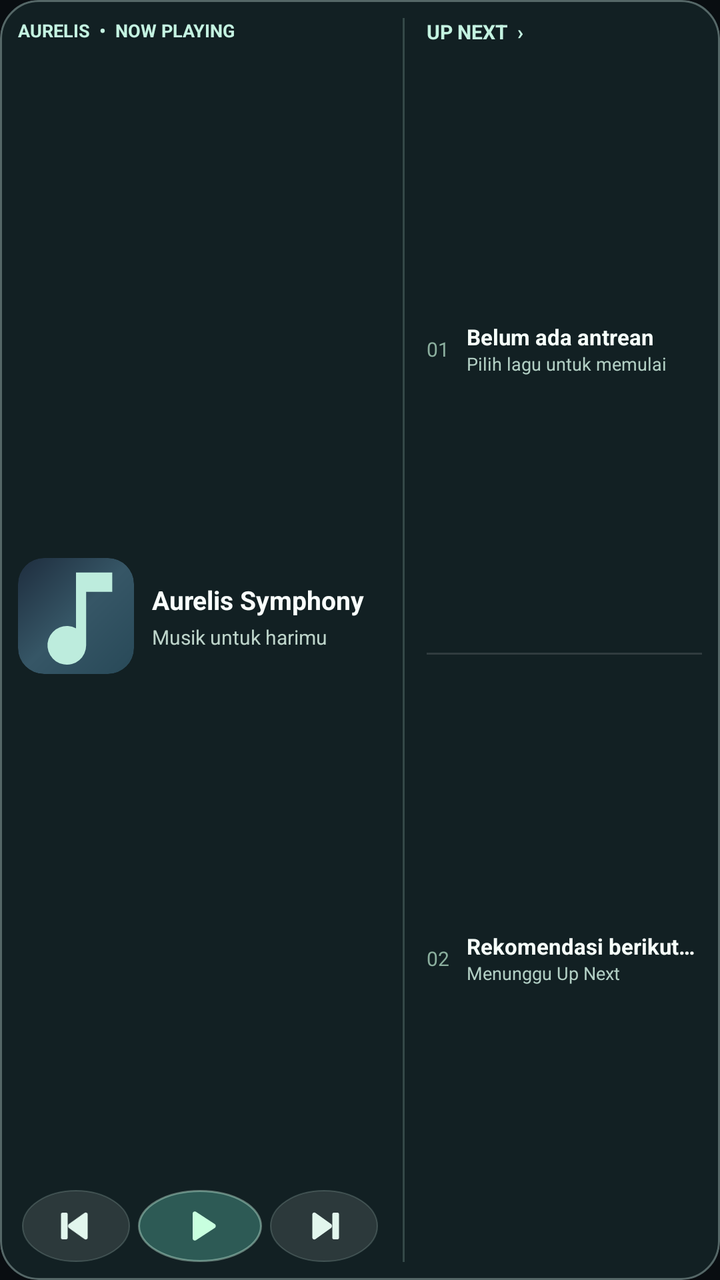
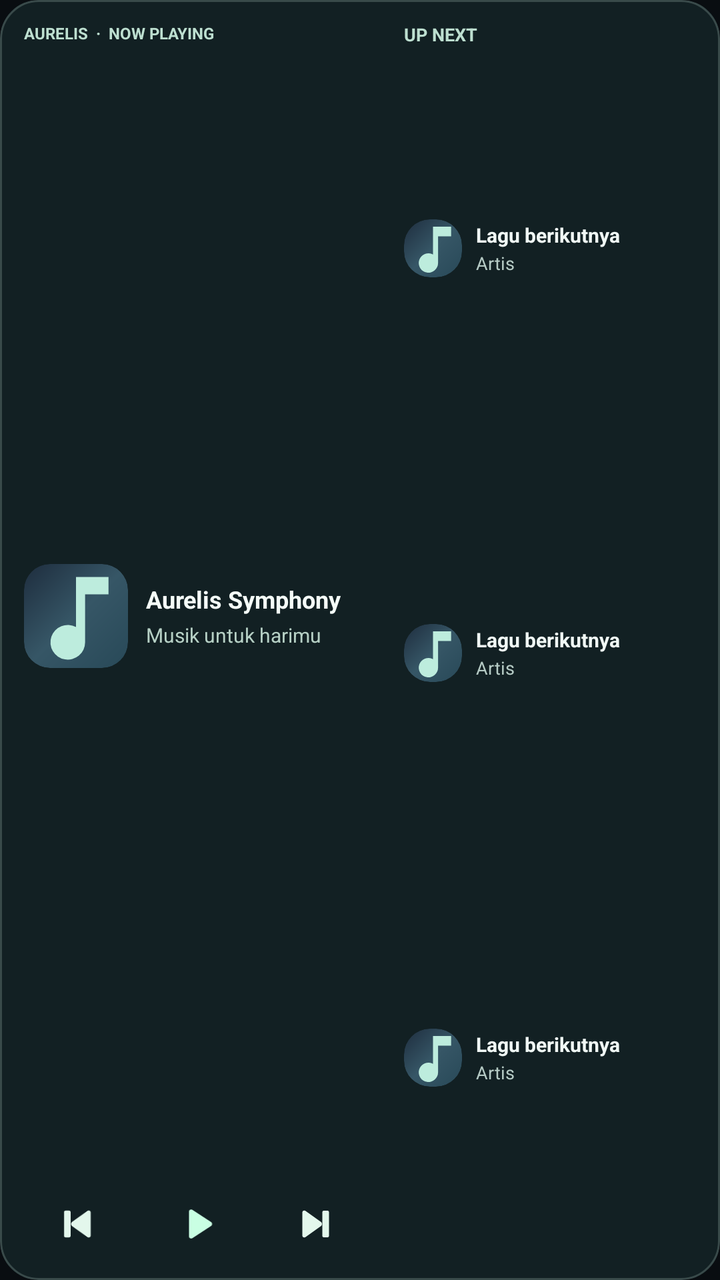

Two renders of the same Android screen: before a commit and after it. Below are the layout's source before the change and the commit's diff.
<!-- AndroidManifest.xml: application theme Theme.Aurelis -->
<!-- res/layout/widget_aurelis.xml -->
<?xml version="1.0" encoding="utf-8"?>
<FrameLayout xmlns:android="http://schemas.android.com/apk/res/android"
    android:id="@+id/widget_root" android:layout_width="match_parent"
    android:layout_height="match_parent" android:background="@drawable/widget_shell"
    android:foreground="@drawable/widget_border" android:clipToOutline="true">
    <ImageView android:id="@+id/widget_background"
        android:layout_width="match_parent" android:layout_height="match_parent"
        android:scaleType="fitXY" android:contentDescription="@null"/>
    <LinearLayout android:layout_width="match_parent" android:layout_height="match_parent"
        android:orientation="horizontal" android:padding="9dp">
        <LinearLayout android:layout_width="0dp" android:layout_weight="1.14"
            android:layout_height="match_parent" android:orientation="vertical"
            android:paddingRight="10dp">
            <TextView android:layout_width="match_parent" android:layout_height="wrap_content"
                android:text="AURELIS  •  NOW PLAYING" android:textColor="#C4F3E1"
                android:textStyle="bold" android:textSize="9sp" android:singleLine="true"/>
            <LinearLayout android:layout_width="match_parent" android:layout_height="0dp"
                android:layout_weight="1" android:orientation="horizontal"
                android:gravity="center_vertical">
                <ImageView android:id="@+id/widget_art" android:layout_width="58dp"
                    android:layout_height="58dp" android:src="@drawable/widget_music_note"
                    android:background="@drawable/widget_album_frame"
                    android:clipToOutline="true" android:scaleType="centerCrop"
                    android:contentDescription="Cover lagu"/>
                <LinearLayout android:layout_width="0dp" android:layout_weight="1"
                    android:layout_height="wrap_content" android:layout_marginLeft="9dp"
                    android:orientation="vertical">
                    <TextView android:id="@+id/widget_title"
                        android:layout_width="match_parent" android:layout_height="wrap_content"
                        android:maxLines="2" android:ellipsize="end"
                        android:text="Aurelis Symphony" android:textColor="#FAFFFD"
                        android:textStyle="bold" android:textSize="13sp"/>
                    <TextView android:id="@+id/widget_artist"
                        android:layout_width="match_parent" android:layout_height="wrap_content"
                        android:layout_marginTop="3dp" android:maxLines="1"
                        android:ellipsize="end" android:text="Musik untuk harimu"
                        android:textColor="#BDD4CA" android:textSize="10sp"/>
                </LinearLayout>
            </LinearLayout>
            <LinearLayout android:layout_width="match_parent" android:layout_height="36dp"
                android:orientation="horizontal" android:gravity="center">
                <ImageView android:id="@+id/widget_prev" android:layout_width="0dp" android:layout_weight="1"
                    android:layout_height="36dp" android:padding="8dp"
                    android:src="@drawable/widget_previous" android:tint="#E2F6ED"
                    android:contentDescription="Lagu sebelumnya" android:background="@drawable/widget_control_secondary"
                android:layout_marginLeft="2dp" android:layout_marginRight="2dp"
                />
                <ImageView android:id="@+id/widget_toggle" android:layout_width="0dp" android:layout_weight="1.15"
                    android:layout_height="36dp" android:padding="7dp"
                    android:src="@drawable/widget_play" android:tint="#C8FFDF"
                    android:contentDescription="Play atau pause" android:background="@drawable/widget_control_primary"
                android:layout_marginLeft="2dp" android:layout_marginRight="2dp"
                />
                <ImageView android:id="@+id/widget_next" android:layout_width="0dp" android:layout_weight="1"
                    android:layout_height="36dp" android:padding="8dp"
                    android:src="@drawable/widget_next" android:tint="#E2F6ED"
                    android:contentDescription="Lagu berikutnya" android:background="@drawable/widget_control_secondary"
                android:layout_marginLeft="2dp" android:layout_marginRight="2dp"
                />
            </LinearLayout>
        </LinearLayout>
        <FrameLayout android:layout_width="1dp" android:layout_height="match_parent"
            android:background="#3EA0C8B8"/>
        <LinearLayout android:layout_width="0dp" android:layout_weight=".88"
            android:layout_height="match_parent" android:orientation="vertical"
            android:paddingLeft="11dp">
            <TextView android:layout_width="match_parent" android:layout_height="wrap_content"
                android:text="UP NEXT  ›" android:textColor="#C4F3E1"
                android:textSize="10sp" android:textStyle="bold"/>
            <LinearLayout android:layout_width="match_parent" android:layout_height="0dp"
                android:layout_weight="1" android:gravity="center_vertical"
                android:orientation="horizontal">
                <TextView android:layout_width="20dp" android:layout_height="wrap_content"
                    android:text="01" android:textSize="10sp" android:textColor="#8BAF9E"/>
                <LinearLayout android:layout_width="0dp" android:layout_weight="1"
                    android:layout_height="wrap_content" android:orientation="vertical">
                    <TextView android:id="@+id/widget_next_one"
                        android:layout_width="match_parent" android:layout_height="wrap_content"
                        android:text="Belum ada antrean" android:textColor="#F6FFFA"
                        android:singleLine="true" android:ellipsize="end"
                        android:textSize="11sp" android:textStyle="bold"/>
                    <TextView android:id="@+id/widget_next_one_artist"
                        android:layout_width="match_parent" android:layout_height="wrap_content"
                        android:text="Pilih lagu untuk memulai" android:textColor="#B2CFC4"
                        android:singleLine="true" android:ellipsize="end"
                        android:textSize="9sp"/>
                </LinearLayout>
            </LinearLayout>
            <FrameLayout android:layout_width="match_parent" android:layout_height="1dp"
                android:background="#20FFFFFF"/>
            <LinearLayout android:layout_width="match_parent" android:layout_height="0dp"
                android:layout_weight="1" android:gravity="center_vertical"
                android:orientation="horizontal">
                <TextView android:layout_width="20dp" android:layout_height="wrap_content"
                    android:text="02" android:textSize="10sp" android:textColor="#8BAF9E"/>
                <LinearLayout android:layout_width="0dp" android:layout_weight="1"
                    android:layout_height="wrap_content" android:orientation="vertical">
                    <TextView android:id="@+id/widget_next_two"
                        android:layout_width="match_parent" android:layout_height="wrap_content"
                        android:text="Rekomendasi berikutnya" android:textColor="#F6FFFA"
                        android:singleLine="true" android:ellipsize="end"
                        android:textSize="11sp" android:textStyle="bold"/>
                    <TextView android:id="@+id/widget_next_two_artist"
                        android:layout_width="match_parent" android:layout_height="wrap_content"
                        android:text="Menunggu Up Next" android:textColor="#B2CFC4"
                        android:singleLine="true" android:ellipsize="end"
                        android:textSize="9sp"/>
                </LinearLayout>
            </LinearLayout>
        </LinearLayout>
    </LinearLayout>
</FrameLayout>
<!-- resources referenced by this layout -->
<resources>
  <!-- drawable widget_album_frame (drawable) -->
  <?xml version="1.0" encoding="utf-8"?>
  <shape xmlns:android="http://schemas.android.com/apk/res/android" android:shape="rectangle">
      <corners android:radius="13dp" />
      <gradient android:angle="135" android:startColor="#284958" android:centerColor="#365666" android:endColor="#1E2D3E"/>
  </shape>
  <!-- drawable widget_border (drawable) -->
  <?xml version="1.0" encoding="utf-8"?>
  <shape xmlns:android="http://schemas.android.com/apk/res/android" android:shape="rectangle">
      <corners android:radius="19dp"/>
      <solid android:color="#00000000"/>
      <stroke android:width="1dp" android:color="#52E2FAF4"/>
  </shape>
  <!-- drawable widget_control_primary (drawable) -->
  <?xml version="1.0" encoding="utf-8"?>
  <shape xmlns:android="http://schemas.android.com/apk/res/android" android:shape="oval">
      <solid android:color="#427BFFE2" />
      <stroke android:width="1dp" android:color="#65D5FFEB"/>
  </shape>
  <!-- drawable widget_control_secondary (drawable) -->
  <?xml version="1.0" encoding="utf-8"?>
  <shape xmlns:android="http://schemas.android.com/apk/res/android" android:shape="oval">
      <solid android:color="#1CFFFFFF" />
      <stroke android:width="0.5dp" android:color="#2DDEFFF4"/>
  </shape>
  <!-- drawable widget_music_note (drawable) -->
  <?xml version="1.0" encoding="utf-8"?>
  <vector xmlns:android="http://schemas.android.com/apk/res/android"
      android:width="48dp" android:height="48dp"
      android:viewportWidth="24" android:viewportHeight="24">
      <path android:fillColor="#BDECDD"
          android:pathData="M12,3v11.55a4,4 0,1 0,2.1 3.52V7h5.4V3H12z"/>
  </vector>
  <!-- drawable widget_next (drawable) -->
  <?xml version="1.0" encoding="utf-8"?>
  <vector xmlns:android="http://schemas.android.com/apk/res/android" android:width="24dp" android:height="24dp" android:viewportWidth="24" android:viewportHeight="24">
      <path android:fillColor="#FFFFFFFF" android:pathData="M5,5 C5,4 6.2,3.6 7,4.2 L16.1,10.7 C17,11.3 17,12.7 16.1,13.3 L7,19.8 C6.2,20.4 5,20 5,19 Z M18,4 h2 a1,1 0,0 1,1 1 v14 a1,1 0,0 1,-1 1 h-2 a1,1 0,0 1,-1 -1 v-14 a1,1 0,0 1,1 -1 Z"/>
  </vector>
  <!-- drawable widget_play (drawable) -->
  <?xml version="1.0" encoding="utf-8"?>
  <vector xmlns:android="http://schemas.android.com/apk/res/android" android:width="24dp" android:height="24dp" android:viewportWidth="24" android:viewportHeight="24">
      <path android:fillColor="#FFFFFFFF" android:pathData="M8,5.2 C8,4.2 9.1,3.8 9.9,4.3 L20,10.9 C20.8,11.4 20.8,12.6 20,13.1 L9.9,19.7 C9.1,20.2 8,19.8 8,18.8 Z"/>
  </vector>
  <!-- drawable widget_previous (drawable) -->
  <?xml version="1.0" encoding="utf-8"?>
  <vector xmlns:android="http://schemas.android.com/apk/res/android" android:width="24dp" android:height="24dp" android:viewportWidth="24" android:viewportHeight="24">
      <path android:fillColor="#FFFFFFFF" android:pathData="M19,5 C19,4 17.8,3.6 17,4.2 L7.9,10.7 C7,11.3 7,12.7 7.9,13.3 L17,19.8 C17.8,20.4 19,20 19,19 Z M6,4 h-2 a1,1 0,0 0,-1 1 v14 a1,1 0,0 0,1 1 h2 a1,1 0,0 0,1 -1 v-14 a1,1 0,0 0,-1 -1 Z"/>
  </vector>
  <!-- drawable widget_shell (drawable) -->
  <?xml version="1.0" encoding="utf-8"?>
  <shape xmlns:android="http://schemas.android.com/apk/res/android" android:shape="rectangle">
      <corners android:radius="19dp"/>
      <solid android:color="#CA152528"/>
  </shape>
  <style name="Theme.Aurelis" parent="android:style/Theme.Material.NoActionBar">
      <item name="android:windowLightStatusBar">false</item>
      <item name="android:windowActionModeOverlay">true</item>
      <item name="android:windowLightNavigationBar">false</item>
      <item name="android:windowDrawsSystemBarBackgrounds">true</item>
      <item name="android:windowBackground">#090D11</item>
      <item name="android:navigationBarColor">#090C10</item>
      <item name="android:statusBarColor">#090C10</item>
    </style>
</resources>

<!-- the commit's change to res/layout/widget_aurelis.xml (unified diff, before → after) -->
@@ -7,18 +7,20 @@
         android:layout_width="match_parent" android:layout_height="match_parent"
         android:scaleType="fitXY" android:contentDescription="@null"/>
     <LinearLayout android:layout_width="match_parent" android:layout_height="match_parent"
-        android:orientation="horizontal" android:padding="9dp">
-        <LinearLayout android:layout_width="0dp" android:layout_weight="1.14"
+        android:orientation="horizontal" android:paddingLeft="12dp"
+        android:paddingRight="11dp" android:paddingTop="11dp" android:paddingBottom="10dp">
+        <LinearLayout android:layout_width="0dp" android:layout_weight="1.07"
             android:layout_height="match_parent" android:orientation="vertical"
-            android:paddingRight="10dp">
+            android:paddingRight="7dp">
             <TextView android:layout_width="match_parent" android:layout_height="wrap_content"
-                android:text="AURELIS  •  NOW PLAYING" android:textColor="#C4F3E1"
-                android:textStyle="bold" android:textSize="9sp" android:singleLine="true"/>
+                android:text="AURELIS  ·  NOW PLAYING" android:textColor="#BDDFD0"
+                android:textStyle="bold" android:textSize="8sp" android:singleLine="true"/>
             <LinearLayout android:layout_width="match_parent" android:layout_height="0dp"
                 android:layout_weight="1" android:orientation="horizontal"
                 android:gravity="center_vertical">
-                <ImageView android:id="@+id/widget_art" android:layout_width="58dp"
-                    android:layout_height="58dp" android:src="@drawable/widget_music_note"
+                <ImageView android:id="@+id/widget_art"
+                    android:layout_width="52dp" android:layout_height="52dp"
+                    android:src="@drawable/widget_music_note"
                     android:background="@drawable/widget_album_frame"
                     android:clipToOutline="true" android:scaleType="centerCrop"
                     android:contentDescription="Cover lagu"/>
@@ -28,83 +30,114 @@
                     <TextView android:id="@+id/widget_title"
                         android:layout_width="match_parent" android:layout_height="wrap_content"
                         android:maxLines="2" android:ellipsize="end"
-                        android:text="Aurelis Symphony" android:textColor="#FAFFFD"
-                        android:textStyle="bold" android:textSize="13sp"/>
+                        android:text="Aurelis Symphony" android:textColor="#F5FCF8"
+                        android:textStyle="bold" android:textSize="12sp"/>
                     <TextView android:id="@+id/widget_artist"
                         android:layout_width="match_parent" android:layout_height="wrap_content"
                         android:layout_marginTop="3dp" android:maxLines="1"
                         android:ellipsize="end" android:text="Musik untuk harimu"
-                        android:textColor="#BDD4CA" android:textSize="10sp"/>
+                        android:textColor="#B6D0C5" android:textSize="10sp"/>
                 </LinearLayout>
             </LinearLayout>
             <LinearLayout android:layout_width="match_parent" android:layout_height="36dp"
                 android:orientation="horizontal" android:gravity="center">
-                <ImageView android:id="@+id/widget_prev" android:layout_width="0dp" android:layout_weight="1"
-                    android:layout_height="36dp" android:padding="8dp"
-                    android:src="@drawable/widget_previous" android:tint="#E2F6ED"
-                    android:contentDescription="Lagu sebelumnya" android:background="@drawable/widget_control_secondary"
-                android:layout_marginLeft="2dp" android:layout_marginRight="2dp"
-                />
-                <ImageView android:id="@+id/widget_toggle" android:layout_width="0dp" android:layout_weight="1.15"
-                    android:layout_height="36dp" android:padding="7dp"
-                    android:src="@drawable/widget_play" android:tint="#C8FFDF"
-                    android:contentDescription="Play atau pause" android:background="@drawable/widget_control_primary"
-                android:layout_marginLeft="2dp" android:layout_marginRight="2dp"
-                />
-                <ImageView android:id="@+id/widget_next" android:layout_width="0dp" android:layout_weight="1"
-                    android:layout_height="36dp" android:padding="8dp"
-                    android:src="@drawable/widget_next" android:tint="#E2F6ED"
-                    android:contentDescription="Lagu berikutnya" android:background="@drawable/widget_control_secondary"
-                android:layout_marginLeft="2dp" android:layout_marginRight="2dp"
-                />
+                <ImageView android:id="@+id/widget_prev" android:layout_width="0dp"
+                    android:layout_weight="1" android:layout_height="36dp"
+                    android:padding="8dp" android:src="@drawable/widget_previous"
+                    android:tint="#E3F7EC" android:contentDescription="Lagu sebelumnya"/>
+                <ImageView android:id="@+id/widget_toggle" android:layout_width="0dp"
+                    android:layout_weight="1.13" android:layout_height="36dp"
+                    android:padding="7dp" android:src="@drawable/widget_play"
+                    android:tint="#C9FFE3" android:contentDescription="Play atau pause"/>
+                <ImageView android:id="@+id/widget_next" android:layout_width="0dp"
+                    android:layout_weight="1" android:layout_height="36dp"
+                    android:padding="8dp" android:src="@drawable/widget_next"
+                    android:tint="#E3F7EC" android:contentDescription="Lagu berikutnya"/>
             </LinearLayout>
         </LinearLayout>
-        <FrameLayout android:layout_width="1dp" android:layout_height="match_parent"
-            android:background="#3EA0C8B8"/>
-        <LinearLayout android:layout_width="0dp" android:layout_weight=".88"
+        <LinearLayout android:layout_width="0dp" android:layout_weight=".93"
             android:layout_height="match_parent" android:orientation="vertical"
-            android:paddingLeft="11dp">
-            <TextView android:layout_width="match_parent" android:layout_height="wrap_content"
-                android:text="UP NEXT  ›" android:textColor="#C4F3E1"
-                android:textSize="10sp" android:textStyle="bold"/>
-            <LinearLayout android:layout_width="match_parent" android:layout_height="0dp"
-                android:layout_weight="1" android:gravity="center_vertical"
-                android:orientation="horizontal">
-                <TextView android:layout_width="20dp" android:layout_height="wrap_content"
-                    android:text="01" android:textSize="10sp" android:textColor="#8BAF9E"/>
+            android:paddingLeft="10dp">
+            <TextView android:id="@+id/widget_queue_header"
+                android:layout_width="match_parent" android:layout_height="wrap_content"
+                android:text="UP NEXT" android:textColor="#BDDFD0"
+                android:textSize="9sp" android:textStyle="bold"/>
+                        <LinearLayout android:id="@+id/widget_next_one_row"
+                android:layout_width="match_parent" android:layout_height="0dp"
+                android:layout_weight="1" android:orientation="horizontal"
+                android:gravity="center_vertical" android:paddingTop="2dp"
+                android:paddingBottom="2dp">
+                <ImageView android:id="@+id/widget_next_one_art"
+                    android:layout_width="29dp" android:layout_height="29dp"
+                    android:src="@drawable/widget_music_note"
+                    android:background="@drawable/widget_album_frame"
+                    android:clipToOutline="true" android:scaleType="centerCrop"
+                    android:contentDescription="Cover lagu"/>
                 <LinearLayout android:layout_width="0dp" android:layout_weight="1"
-                    android:layout_height="wrap_content" android:orientation="vertical">
+                    android:layout_height="wrap_content" android:orientation="vertical"
+                    android:layout_marginLeft="7dp">
                     <TextView android:id="@+id/widget_next_one"
                         android:layout_width="match_parent" android:layout_height="wrap_content"
-                        android:text="Belum ada antrean" android:textColor="#F6FFFA"
-                        android:singleLine="true" android:ellipsize="end"
-                        android:textSize="11sp" android:textStyle="bold"/>
+                        android:text="Lagu berikutnya" android:textColor="#F0F8F5"
+                        android:textStyle="bold" android:textSize="10sp"
+                        android:singleLine="true" android:ellipsize="end"/>
                     <TextView android:id="@+id/widget_next_one_artist"
                         android:layout_width="match_parent" android:layout_height="wrap_content"
-                        android:text="Pilih lagu untuk memulai" android:textColor="#B2CFC4"
-                        android:singleLine="true" android:ellipsize="end"
-                        android:textSize="9sp"/>
+                        android:layout_marginTop="1dp" android:text="Artis"
+                        android:textColor="#B5CAC4" android:textSize="9sp"
+                        android:singleLine="true" android:ellipsize="end"/>
                 </LinearLayout>
             </LinearLayout>
-            <FrameLayout android:layout_width="match_parent" android:layout_height="1dp"
-                android:background="#20FFFFFF"/>
-            <LinearLayout android:layout_width="match_parent" android:layout_height="0dp"
-                android:layout_weight="1" android:gravity="center_vertical"
-                android:orientation="horizontal">
-                <TextView android:layout_width="20dp" android:layout_height="wrap_content"
-                    android:text="02" android:textSize="10sp" android:textColor="#8BAF9E"/>
+                        <LinearLayout android:id="@+id/widget_next_two_row"
+                android:layout_width="match_parent" android:layout_height="0dp"
+                android:layout_weight="1" android:orientation="horizontal"
+                android:gravity="center_vertical" android:paddingTop="2dp"
+                android:paddingBottom="2dp">
+                <ImageView android:id="@+id/widget_next_two_art"
+                    android:layout_width="29dp" android:layout_height="29dp"
+                    android:src="@drawable/widget_music_note"
+                    android:background="@drawable/widget_album_frame"
+                    android:clipToOutline="true" android:scaleType="centerCrop"
+                    android:contentDescription="Cover lagu"/>
                 <LinearLayout android:layout_width="0dp" android:layout_weight="1"
-                    android:layout_height="wrap_content" android:orientation="vertical">
+                    android:layout_height="wrap_content" android:orientation="vertical"
+                    android:layout_marginLeft="7dp">
                     <TextView android:id="@+id/widget_next_two"
                         android:layout_width="match_parent" android:layout_height="wrap_content"
-                        android:text="Rekomendasi berikutnya" android:textColor="#F6FFFA"
-                        android:singleLine="true" android:ellipsize="end"
-                        android:textSize="11sp" android:textStyle="bold"/>
+                        android:text="Lagu berikutnya" android:textColor="#F0F8F5"
+                        android:textStyle="bold" android:textSize="10sp"
+                        android:singleLine="true" android:ellipsize="end"/>
                     <TextView android:id="@+id/widget_next_two_artist"
                         android:layout_width="match_parent" android:layout_height="wrap_content"
-                        android:text="Menunggu Up Next" android:textColor="#B2CFC4"
-                        android:singleLine="true" android:ellipsize="end"
-                        android:textSize="9sp"/>
+                        android:layout_marginTop="1dp" android:text="Artis"
+                        android:textColor="#B5CAC4" android:textSize="9sp"
+                        android:singleLine="true" android:ellipsize="end"/>
+                </LinearLayout>
+            </LinearLayout>
+                        <LinearLayout android:id="@+id/widget_next_three_row"
+                android:layout_width="match_parent" android:layout_height="0dp"
+                android:layout_weight="1" android:orientation="horizontal"
+                android:gravity="center_vertical" android:paddingTop="2dp"
+                android:paddingBottom="2dp">
+                <ImageView android:id="@+id/widget_next_three_art"
+                    android:layout_width="29dp" android:layout_height="29dp"
+                    android:src="@drawable/widget_music_note"
+                    android:background="@drawable/widget_album_frame"
+                    android:clipToOutline="true" android:scaleType="centerCrop"
+                    android:contentDescription="Cover lagu"/>
+                <LinearLayout android:layout_width="0dp" android:layout_weight="1"
+                    android:layout_height="wrap_content" android:orientation="vertical"
+                    android:layout_marginLeft="7dp">
+                    <TextView android:id="@+id/widget_next_three"
+                        android:layout_width="match_parent" android:layout_height="wrap_content"
+                        android:text="Lagu berikutnya" android:textColor="#F0F8F5"
+                        android:textStyle="bold" android:textSize="10sp"
+                        android:singleLine="true" android:ellipsize="end"/>
+                    <TextView android:id="@+id/widget_next_three_artist"
+                        android:layout_width="match_parent" android:layout_height="wrap_content"
+                        android:layout_marginTop="1dp" android:text="Artis"
+                        android:textColor="#B5CAC4" android:textSize="9sp"
+                        android:singleLine="true" android:ellipsize="end"/>
                 </LinearLayout>
             </LinearLayout>
         </LinearLayout>
<!-- resource entries referenced after the edit -->
@@ -11,19 +11,7 @@
   <shape xmlns:android="http://schemas.android.com/apk/res/android" android:shape="rectangle">
       <corners android:radius="19dp"/>
       <solid android:color="#00000000"/>
-      <stroke android:width="1dp" android:color="#52E2FAF4"/>
-  </shape>
-  <!-- drawable widget_control_primary (drawable) -->
-  <?xml version="1.0" encoding="utf-8"?>
-  <shape xmlns:android="http://schemas.android.com/apk/res/android" android:shape="oval">
-      <solid android:color="#427BFFE2" />
-      <stroke android:width="1dp" android:color="#65D5FFEB"/>
-  </shape>
-  <!-- drawable widget_control_secondary (drawable) -->
-  <?xml version="1.0" encoding="utf-8"?>
-  <shape xmlns:android="http://schemas.android.com/apk/res/android" android:shape="oval">
-      <solid android:color="#1CFFFFFF" />
-      <stroke android:width="0.5dp" android:color="#2DDEFFF4"/>
+      <stroke android:width="1dp" android:color="#3ABED8CF"/>
   </shape>
   <!-- drawable widget_music_note (drawable) -->
   <?xml version="1.0" encoding="utf-8"?>
